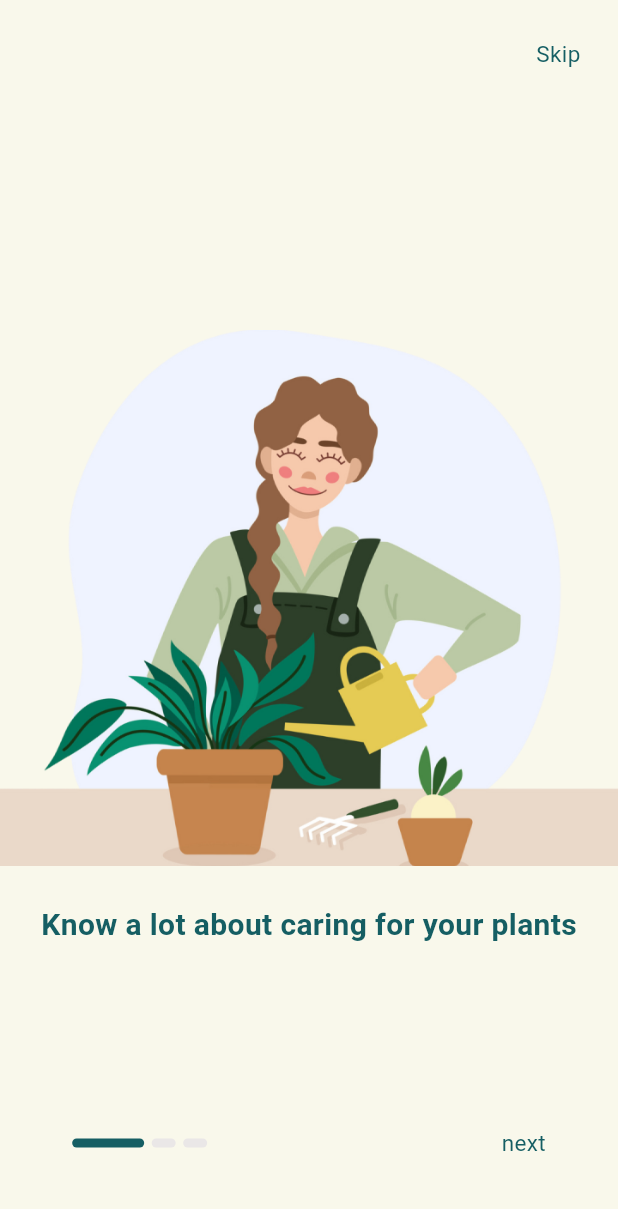
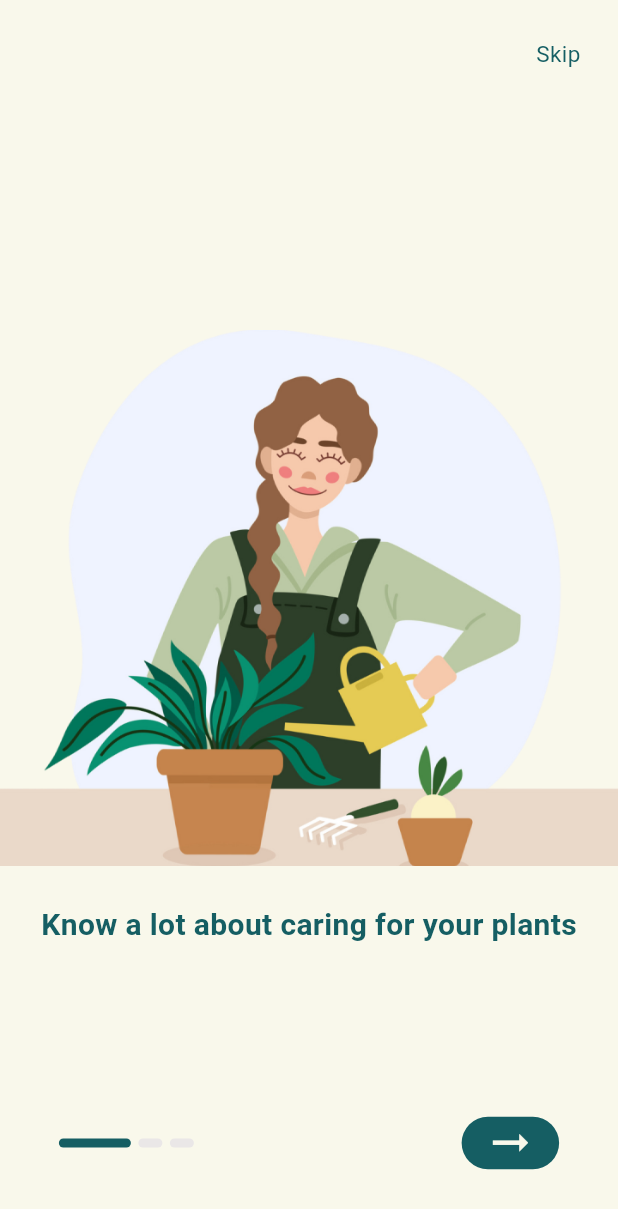
Before and after one commit to Billyode03/flutter_LaOdeNaubillHudaAshara_Mini_Project, a Flutter app: the OnBoardingScreen screen opened directly, on a phone screen of 412 x 824 dp. Shown: the top 1209 px of the screen. Run offline on Flutter 3.47's test engine with Material 3 defaults, Android fonts, the phone set to English and light mode, and no system bars; drawn by our look-alikes of smooth_page_indicator; our stand-ins replace animated_splash_screen, another_flutter_splash_screen, google_fonts, lottie.

Commit message:
Repair button of onScreenBoard

```diff
--- a/My_Mini_Project/green_garden_app/lib/Constant/icon_constant.dart
+++ b/My_Mini_Project/green_garden_app/lib/Constant/icon_constant.dart
@@ -19,8 +19,8 @@ class IconConstant {
   );
   static Icon arrowRightIcon = Icon(
     Icons.arrow_right_alt,
-    color: ColorPlants.greenDark,
-    size: 25,
+    color: ColorPlants.whiteSkull,
+    size: 35,
   );
   static Icon cycleIcon = Icon(
     Icons.cyclone,
--- a/My_Mini_Project/green_garden_app/lib/Pages/onScreenBoard.dart
+++ b/My_Mini_Project/green_garden_app/lib/Pages/onScreenBoard.dart
@@ -1,5 +1,6 @@
 import 'package:flutter/material.dart';
 import 'package:green_garden/Constant/color_constant.dart';
+import 'package:green_garden/Constant/icon_constant.dart';
 import 'package:green_garden/Constant/text_constant.dart';
 import 'package:green_garden/Pages/introduction_pages/plant_page_one.dart';
 import 'package:green_garden/Pages/introduction_pages/plant_page_three.dart';
@@ -76,10 +77,13 @@ class _OnBoardingScreenState extends State<OnBoardingScreen> {
                           curve: Curves.easeIn);
                     }
                   },
-                  child: Text(
-                    'next',
-                    style: TextStyleUsable.interOnScreenTwo,
-                  ),
+                  child: Container(
+                      width: 65,
+                      height: 35,
+                      decoration: BoxDecoration(
+                          color: ColorPlants.greenDark,
+                          borderRadius: BorderRadius.all(Radius.circular(30))),
+                      child: IconConstant.arrowRightIcon),
                 ),
               ],
             ),
--- a/My_Mini_Project/green_garden_app/lib/main.dart
+++ b/My_Mini_Project/green_garden_app/lib/main.dart
@@ -1,10 +1,11 @@
 import 'package:flutter/material.dart';
 import 'package:green_garden/Pages/home_page.dart';
+import 'package:green_garden/Pages/onScreenBoard.dart';
 import 'package:green_garden/Pages/welcomePage.dart';
 import 'package:green_garden/auth/forgot_psw_page.dart';
 import 'package:green_garden/auth/login_pages.dart';
 import 'package:green_garden/auth/register_page.dart';
-import 'package:green_garden/widgets/opening.dart';
+
 import 'package:green_garden/widgets/splash_screen.dart';
 
 void main() {
@@ -18,7 +19,7 @@ class MyApp extends StatelessWidget {
   Widget build(BuildContext context) {
     return MaterialApp(
       debugShowCheckedModeBanner: false,
-      home: LoginPage(),
+      home: OnBoardingScreen(),
     );
   }
 }
```
Also changed, not shown: My_Mini_Project/green_garden_app/lib/Pages/welcomePage.dart (+5 -8 lines), My_Mini_Project/green_garden_app/lib/widgets/opening.dart (deleted, +0 -34 lines), My_Mini_Project/green_garden_app/lib/widgets/splash_screen.dart (+0 -19 lines), My_Mini_Project/green_garden_app/lib/Pages/my_profile_page.dart (added).
